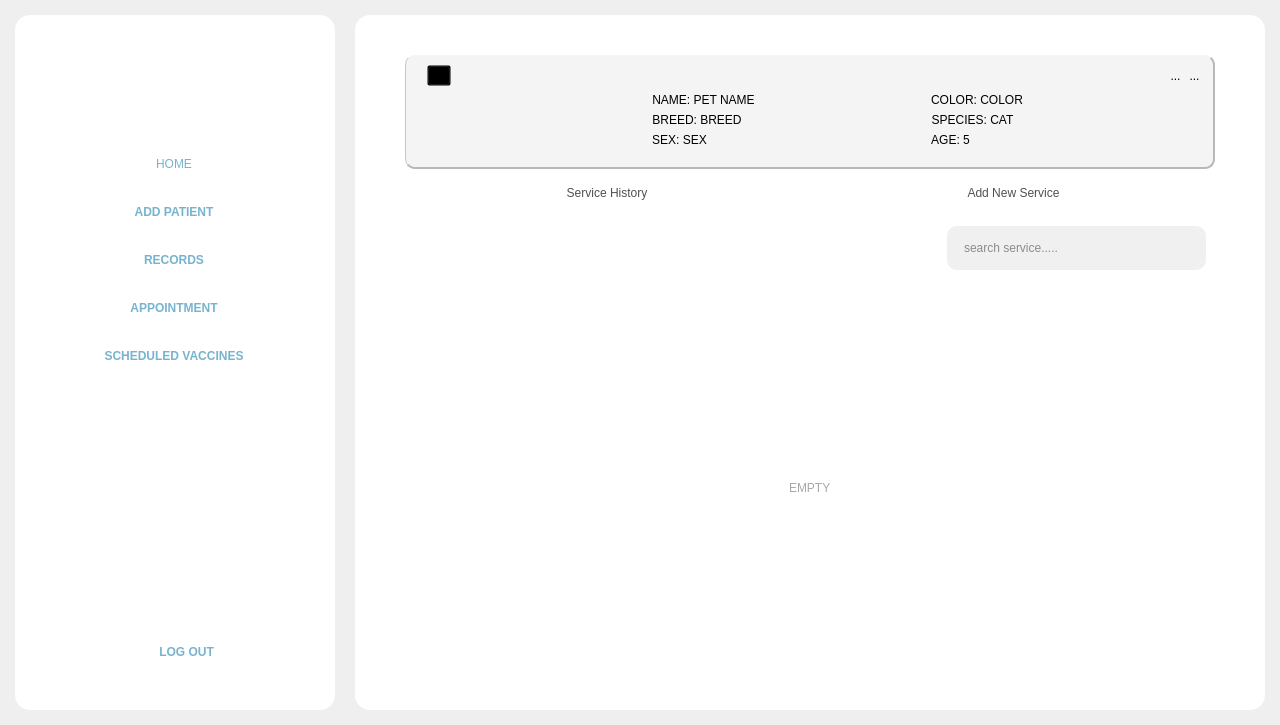
Qt form Frontend/Home.ui (DreddVDomasian/Petmate-Desktop-Application) before a commit.
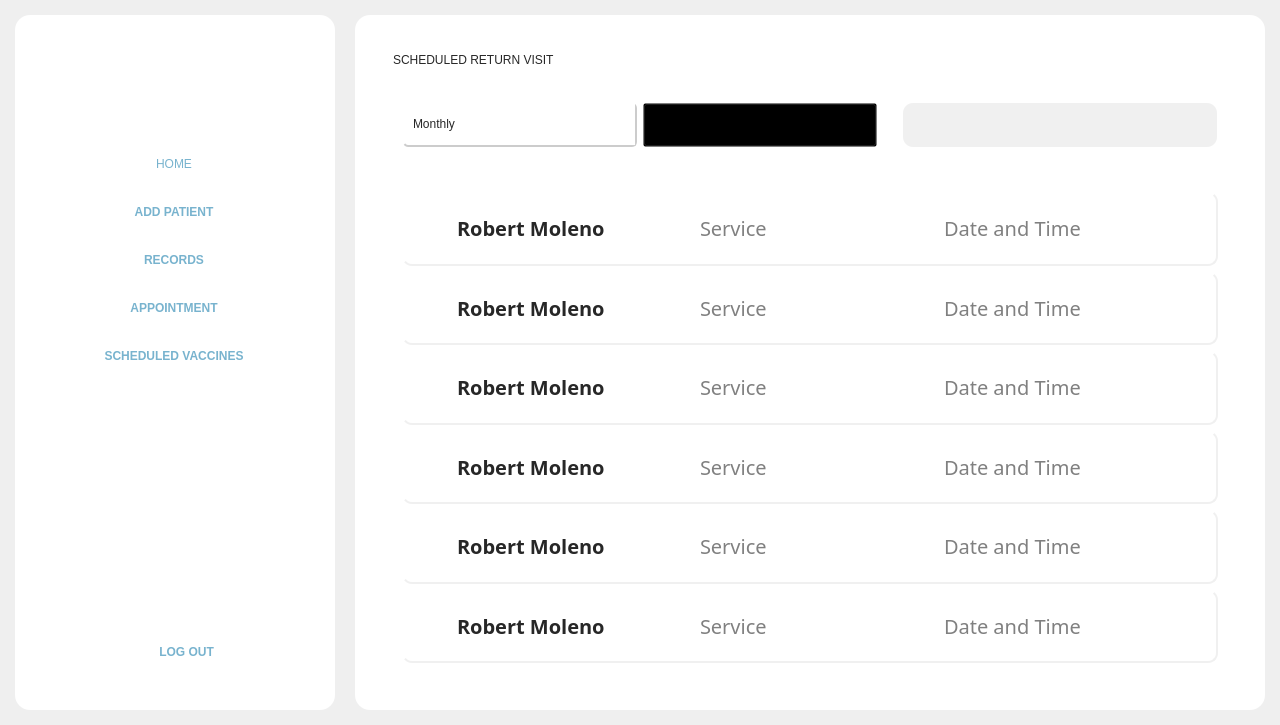
The same form after that commit. The open tabs and pages were chosen to show the change. Icons and pictures are not drawn.

Commit message: schedCard/Schedule Return

Diff of the .ui file:
```diff
--- a/Frontend/Home.ui
+++ b/Frontend/Home.ui
@@ -591,7 +591,7 @@
           <enum>QFrame::NoFrame</enum>
          </property>
          <property name="currentIndex">
-          <number>8</number>
+          <number>9</number>
          </property>
          <widget class="QWidget" name="homepage">
           <property name="styleSheet">
@@ -8091,8 +8091,8 @@
                       <rect>
                        <x>0</x>
                        <y>0</y>
-                       <width>810</width>
-                       <height>314</height>
+                       <width>106</width>
+                       <height>55</height>
                       </rect>
                      </property>
                      <layout class="QVBoxLayout" name="verticalLayout_53">
@@ -8828,6 +8828,1043 @@
            </item>
           </layout>
          </widget>
+         <widget class="QWidget" name="page">
+          <layout class="QVBoxLayout" name="verticalLayout_61">
+           <item>
+            <widget class="QFrame" name="schedFrame">
+             <property name="styleSheet">
+              <string notr="true">background-color: transparent;</string>
+             </property>
+             <property name="frameShape">
+              <enum>QFrame::StyledPanel</enum>
+             </property>
+             <property name="frameShadow">
+              <enum>QFrame::Raised</enum>
+             </property>
+             <layout class="QVBoxLayout" name="verticalLayout_62">
+              <item>
+               <widget class="QFrame" name="frame_70">
+                <property name="styleSheet">
+                 <string notr="true">background-color: transparent;</string>
+                </property>
+                <property name="frameShape">
+                 <enum>QFrame::StyledPanel</enum>
+                </property>
+                <property name="frameShadow">
+                 <enum>QFrame::Raised</enum>
+                </property>
+                <layout class="QHBoxLayout" name="horizontalLayout_65">
+                 <item>
+                  <widget class="QLabel" name="label_140">
+                   <property name="sizePolicy">
+                    <sizepolicy hsizetype="Expanding" vsizetype="Fixed">
+                     <horstretch>0</horstretch>
+                     <verstretch>0</verstretch>
+                    </sizepolicy>
+                   </property>
+                   <property name="styleSheet">
+                    <string notr="true">font:Bold 25pt &quot;Rubik Mono One&quot;;
+color:rgb(39, 39, 39);
+</string>
+                   </property>
+                   <property name="text">
+                    <string>SCHEDULED RETURN VISIT</string>
+                   </property>
+                  </widget>
+                 </item>
+                 <item>
+                  <widget class="QLabel" name="label_141">
+                   <property name="maximumSize">
+                    <size>
+                     <width>140</width>
+                     <height>60</height>
+                    </size>
+                   </property>
+                   <property name="text">
+                    <string/>
+                   </property>
+                   <property name="pixmap">
+                    <pixmap resource="resource.qrc">:/images/image/petmateLogo.png</pixmap>
+                   </property>
+                   <property name="scaledContents">
+                    <bool>true</bool>
+                   </property>
+                  </widget>
+                 </item>
+                </layout>
+               </widget>
+              </item>
+              <item>
+               <widget class="QFrame" name="frame_71">
+                <property name="styleSheet">
+                 <string notr="true">background-color: transparent;
+</string>
+                </property>
+                <property name="frameShape">
+                 <enum>QFrame::StyledPanel</enum>
+                </property>
+                <property name="frameShadow">
+                 <enum>QFrame::Raised</enum>
+                </property>
+                <layout class="QHBoxLayout" name="horizontalLayout_72">
+                 <item alignment="Qt::AlignLeft">
+                  <widget class="QFrame" name="frame_80">
+                   <property name="frameShape">
+                    <enum>QFrame::StyledPanel</enum>
+                   </property>
+                   <property name="frameShadow">
+                    <enum>QFrame::Raised</enum>
+                   </property>
+                   <layout class="QHBoxLayout" name="horizontalLayout_75">
+                    <item>
+                     <widget class="QComboBox" name="comboBox">
+                      <property name="sizePolicy">
+                       <sizepolicy hsizetype="Expanding" vsizetype="Fixed">
+                        <horstretch>0</horstretch>
+                        <verstretch>0</verstretch>
+                       </sizepolicy>
+                      </property>
+                      <property name="minimumSize">
+                       <size>
+                        <width>234</width>
+                        <height>44</height>
+                       </size>
+                      </property>
+                      <property name="styleSheet">
+                       <string notr="true">QComboBox {
+    border-right: 2px solid #cccccc;
+    border-bottom: 2px solid #cccccc;
+    border-radius: 5px;
+	font: 57 12pt &quot;Montserrat Medium&quot;;
+	color:rgb(39, 39, 39);
+	padding-left: 10px;
+
+}
+
+QComboBox::drop-down {
+    background-color: white;
+    border: none;
+}
+
+QComboBox::down-arrow {
+    image: url(:/Icons/Icons/downArrow.png);
+    width: 12px;
+    height: 12px;
+    padding-right: 10px;
+}
+
+/* Dropdown list */
+QComboBox QAbstractItemView {
+    background-color: white;
+    selection-background-color: rgb(193, 193, 193); 
+    selection-color: black;
+    font: 63 12pt &quot;Montserrat SemiBold&quot;;
+    outline: none;
+	border:1px solid rgb(209, 209, 209);
+}
+
+/* List items */
+QComboBox QAbstractItemView::item {
+    background-color: white;
+    color: black;
+    height: 25px;
+    font: 63 12pt &quot;Montserrat SemiBold&quot;;
+}
+
+QComboBox QAbstractItemView::item:hover {
+    background-color: rgb(193, 193, 193);
+    color: black;
+}
+
+/* Scrollbar inside dropdown */
+QComboBox QAbstractItemView QScrollBar:vertical {
+    background-color: transparent; /* or set a solid color */
+    width: 10px;
+    border: none;
+}
+
+QComboBox QAbstractItemView QScrollBar::handle:vertical {
+    background-color: rgb(129, 191, 218);
+    border-radius: 5px;
+    min-height: 120px;
+}
+
+QComboBox QAbstractItemView QScrollBar::handle:vertical:hover {
+    background-color: rgb(86, 127, 145);
+}
+
+QComboBox QAbstractItemView QScrollBar::add-line:vertical,
+QComboBox QAbstractItemView QScrollBar::sub-line:vertical {
+    height: 0px;
+    background: none;
+    border: none;
+}
+
+QComboBox QAbstractItemView QScrollBar::groove:vertical {
+    background: transparent;
+    outline: none;
+    border: none;
+}
+QComboBox QAbstractItemView QScrollBar,
+QComboBox QAbstractItemView QScrollBar::handle,
+QComboBox QAbstractItemView QScrollBar::groove {
+    outline: none;
+    border: none;
+}
+
+QComboBox QLineEdit {
+    font: 63 12pt &quot;Montserrat SemiBold&quot;;
+    color: rgb(39, 39, 39);
+    border: none; /* optional para di mag mukhang double border */
+    background: transparent;
+}</string>
+                      </property>
+                      <property name="currentText">
+                       <string>Monthly</string>
+                      </property>
+                      <item>
+                       <property name="text">
+                        <string>Monthly</string>
+                       </property>
+                      </item>
+                     </widget>
+                    </item>
+                    <item>
+                     <widget class="QComboBox" name="comboBox_2">
+                      <property name="sizePolicy">
+                       <sizepolicy hsizetype="Expanding" vsizetype="Fixed">
+                        <horstretch>0</horstretch>
+                        <verstretch>0</verstretch>
+                       </sizepolicy>
+                      </property>
+                      <property name="minimumSize">
+                       <size>
+                        <width>234</width>
+                        <height>44</height>
+                       </size>
+                      </property>
+                      <property name="styleSheet">
+                       <string notr="true">QComboBox {
+    border-right: 2px solid #cccccc;
+    border-bottom: 2px solid #cccccc;
+    border-radius: 5px;
+	font: 57 12pt &quot;Montserrat Medium&quot;;
+	color:rgb(39, 39, 39);
+	padding-left: 10px;
+
+}
+
+QComboBox::drop-down {
+    background-color: white;
+    border: none;
+}
+
+QComboBox::down-arrow {
+    image: url(:/Icons/Icons/downArrow.png);
+    width: 12px;
+    height: 12px;
+    padding-right: 10px;
+}
+
+/* Dropdown list */
+QComboBox QAbstractItemView {
+    background-color: white;
+    selection-background-color: rgb(193, 193, 193); 
+    selection-color: black;
+    font: 63 12pt &quot;Montserrat SemiBold&quot;;
+    outline: none;
+	border:1px solid rgb(209, 209, 209);
+}
+
+/* List items */
+QComboBox QAbstractItemView::item {
+    background-color: white;
+    color: black;
+    height: 25px;
+    font: 63 12pt &quot;Montserrat SemiBold&quot;;
+}
+
+QComboBox QAbstractItemView::item:hover {
+    background-color: rgb(193, 193, 193);
+    color: black;
+}
+
+/* Scrollbar inside dropdown */
+QComboBox QAbstractItemView QScrollBar:vertical {
+    background-color: transparent; /* or set a solid color */
+    width: 10px;
+    border: none;
+}
+
+QComboBox QAbstractItemView QScrollBar::handle:vertical {
+    background-color: rgb(129, 191, 218);
+    border-radius: 5px;
+    min-height: 120px;
+}
+
+QComboBox QAbstractItemView QScrollBar::handle:vertical:hover {
+    background-color: rgb(86, 127, 145);
+}
+
+QComboBox QAbstractItemView QScrollBar::add-line:vertical,
+QComboBox QAbstractItemView QScrollBar::sub-line:vertical {
+    height: 0px;
+    background: none;
+    border: none;
+}
+
+QComboBox QAbstractItemView QScrollBar::groove:vertical {
+    background: transparent;
+    outline: none;
+    border: none;
+}
+QComboBox QAbstractItemView QScrollBar,
+QComboBox QAbstractItemView QScrollBar::handle,
+QComboBox QAbstractItemView QScrollBar::groove {
+    outline: none;
+    border: none;
+}
+
+QComboBox QLineEdit {
+    font: 63 12pt &quot;Montserrat SemiBold&quot;;
+    color: rgb(39, 39, 39);
+    border: none; /* optional para di mag mukhang double border */
+    background: transparent;
+}font: 14px &quot;Montserrat&quot;;
+color: #272727;</string>
+                      </property>
+                      <property name="currentText">
+                       <string>Weekly/Daily</string>
+                      </property>
+                      <item>
+                       <property name="text">
+                        <string>Weekly/Daily</string>
+                       </property>
+                      </item>
+                     </widget>
+                    </item>
+                   </layout>
+                  </widget>
+                 </item>
+                 <item alignment="Qt::AlignTop">
+                  <widget class="QFrame" name="frame_78">
+                   <property name="frameShape">
+                    <enum>QFrame::StyledPanel</enum>
+                   </property>
+                   <property name="frameShadow">
+                    <enum>QFrame::Raised</enum>
+                   </property>
+                   <layout class="QHBoxLayout" name="horizontalLayout_73">
+                    <property name="spacing">
+                     <number>0</number>
+                    </property>
+                    <item>
+                     <widget class="QLineEdit" name="lineEdit_9">
+                      <property name="sizePolicy">
+                       <sizepolicy hsizetype="Preferred" vsizetype="Preferred">
+                        <horstretch>0</horstretch>
+                        <verstretch>0</verstretch>
+                       </sizepolicy>
+                      </property>
+                      <property name="minimumSize">
+                       <size>
+                        <width>234</width>
+                        <height>44</height>
+                       </size>
+                      </property>
+                      <property name="styleSheet">
+                       <string notr="true">#lineEdit_9 {
+    background-color: #F0F0F0;
+    border-top-left-radius: 10px;
+ 	border-bottom-left-radius: 10px;
+    font: 57 12pt &quot;Montserrat Medium&quot;;
+    color: rgb(39, 39, 39);
+    padding-left: 15px;
+    border: none;
+}
+
+</string>
+                      </property>
+                      <property name="text">
+                       <string/>
+                      </property>
+                     </widget>
+                    </item>
+                    <item>
+                     <widget class="QFrame" name="frame_79">
+                      <property name="styleSheet">
+                       <string notr="true">QFrame#frame_79{
+background-color: #F0F0F0;
+border-top-right-radius:10px;
+border-bottom-right-radius:10px;
+}
+</string>
+                      </property>
+                      <property name="frameShape">
+                       <enum>QFrame::StyledPanel</enum>
+                      </property>
+                      <property name="frameShadow">
+                       <enum>QFrame::Raised</enum>
+                      </property>
+                      <layout class="QVBoxLayout" name="verticalLayout_65">
+                       <property name="spacing">
+                        <number>0</number>
+                       </property>
+                       <property name="leftMargin">
+                        <number>0</number>
+                       </property>
+                       <item>
+                        <widget class="QLabel" name="label_172">
+                         <property name="maximumSize">
+                          <size>
+                           <width>24</width>
+                           <height>24</height>
+                          </size>
+                         </property>
+                         <property name="text">
+                          <string/>
+                         </property>
+                         <property name="pixmap">
+                          <pixmap resource="resource.qrc">:/Icons/Icons/searchIcon.png</pixmap>
+                         </property>
+                         <property name="scaledContents">
+                          <bool>true</bool>
+                         </property>
+                        </widget>
+                       </item>
+                      </layout>
+                     </widget>
+                    </item>
+                   </layout>
+                  </widget>
+                 </item>
+                </layout>
+               </widget>
+              </item>
+              <item>
+               <widget class="QFrame" name="frame_72">
+                <property name="styleSheet">
+                 <string notr="true">background-color: transparent;</string>
+                </property>
+                <property name="frameShape">
+                 <enum>QFrame::StyledPanel</enum>
+                </property>
+                <property name="frameShadow">
+                 <enum>QFrame::Raised</enum>
+                </property>
+                <layout class="QVBoxLayout" name="verticalLayout_63">
+                 <item>
+                  <widget class="QScrollArea" name="scrollArea_5">
+                   <property name="styleSheet">
+                    <string notr="true">border:none;</string>
+                   </property>
+                   <property name="widgetResizable">
+                    <bool>true</bool>
+                   </property>
+                   <widget class="QWidget" name="scrollAreaWidgetContents_7">
+                    <property name="geometry">
+                     <rect>
+                      <x>0</x>
+                      <y>-30</y>
+                      <width>797</width>
+                      <height>441</height>
+                     </rect>
+                    </property>
+                    <layout class="QVBoxLayout" name="verticalLayout_64">
+                     <item>
+                      <widget class="QFrame" name="frame_69">
+                       <property name="styleSheet">
+                        <string notr="true">#frame_69{
+	border-right: 2px solid #f0f0f0;
+    border-bottom: 2px solid #f0f0f0;
+    border-radius: 10px;
+}
+#frame_69:hover{
+background-color:rgb(230, 230, 230);
+}</string>
+                       </property>
+                       <property name="frameShape">
+                        <enum>QFrame::StyledPanel</enum>
+                       </property>
+                       <property name="frameShadow">
+                        <enum>QFrame::Raised</enum>
+                       </property>
+                       <layout class="QHBoxLayout" name="horizontalLayout_66">
+                        <item>
+                         <widget class="QLabel" name="label_142">
+                          <property name="maximumSize">
+                           <size>
+                            <width>40</width>
+                            <height>40</height>
+                           </size>
+                          </property>
+                          <property name="text">
+                           <string/>
+                          </property>
+                          <property name="pixmap">
+                           <pixmap resource="resource.qrc">:/Icons/Icons/UserIcon.png</pixmap>
+                          </property>
+                          <property name="scaledContents">
+                           <bool>true</bool>
+                          </property>
+                         </widget>
+                        </item>
+                        <item>
+                         <widget class="QLabel" name="label_143">
+                          <property name="styleSheet">
+                           <string notr="true">color: #272727;
+font: bold 20px Montserrat;
+</string>
+                          </property>
+                          <property name="text">
+                           <string>Robert Moleno</string>
+                          </property>
+                          <property name="margin">
+                           <number>0</number>
+                          </property>
+                         </widget>
+                        </item>
+                        <item>
+                         <widget class="QLabel" name="label_145">
+                          <property name="styleSheet">
+                           <string notr="true">color: gray;
+font: 20px Montserrat;</string>
+                          </property>
+                          <property name="text">
+                           <string>Service</string>
+                          </property>
+                         </widget>
+                        </item>
+                        <item>
+                         <widget class="QLabel" name="label_144">
+                          <property name="styleSheet">
+                           <string notr="true">color: gray;
+font: 20px Montserrat;</string>
+                          </property>
+                          <property name="text">
+                           <string>Date and Time</string>
+                          </property>
+                         </widget>
+                        </item>
+                        <item>
+                         <widget class="QLabel" name="label_146">
+                          <property name="maximumSize">
+                           <size>
+                            <width>20</width>
+                            <height>20</height>
+                           </size>
+                          </property>
+                          <property name="text">
+                           <string/>
+                          </property>
+                          <property name="pixmap">
+                           <pixmap resource="resource.qrc">:/Icons/Icons/delete.png</pixmap>
+                          </property>
+                          <property name="scaledContents">
+                           <bool>true</bool>
+                          </property>
+                         </widget>
+                        </item>
+                       </layout>
+                      </widget>
+                     </item>
+                     <item>
+                      <widget class="QFrame" name="frame_73">
+                       <property name="styleSheet">
+                        <string notr="true">#frame_73{
+	border-right: 2px solid #f0f0f0;
+    border-bottom: 2px solid #f0f0f0;
+    border-radius: 10px;
+}
+#frame_73:hover{
+background-color:rgb(230, 230, 230);
+}</string>
+                       </property>
+                       <property name="frameShape">
+                        <enum>QFrame::StyledPanel</enum>
+                       </property>
+                       <property name="frameShadow">
+                        <enum>QFrame::Raised</enum>
+                       </property>
+                       <layout class="QHBoxLayout" name="horizontalLayout_67">
+                        <item>
+                         <widget class="QLabel" name="label_147">
+                          <property name="maximumSize">
+                           <size>
+                            <width>40</width>
+                            <height>40</height>
+                           </size>
+                          </property>
+                          <property name="text">
+                           <string/>
+                          </property>
+                          <property name="pixmap">
+                           <pixmap resource="resource.qrc">:/Icons/Icons/UserIcon.png</pixmap>
+                          </property>
+                          <property name="scaledContents">
+                           <bool>true</bool>
+                          </property>
+                         </widget>
+                        </item>
+                        <item>
+                         <widget class="QLabel" name="label_148">
+                          <property name="styleSheet">
+                           <string notr="true">color: #272727;
+font: bold 20px Montserrat;
+</string>
+                          </property>
+                          <property name="text">
+                           <string>Robert Moleno</string>
+                          </property>
+                          <property name="margin">
+                           <number>0</number>
+                          </property>
+                         </widget>
+                        </item>
+                        <item>
+                         <widget class="QLabel" name="label_151">
+                          <property name="styleSheet">
+                           <string notr="true">color: gray;
+font: 20px Montserrat;</string>
+                          </property>
+                          <property name="text">
+                           <string>Service</string>
+                          </property>
+                         </widget>
+                        </item>
+                        <item>
+                         <widget class="QLabel" name="label_149">
+                          <property name="styleSheet">
+                           <string notr="true">color: gray;
+font: 20px Montserrat;</string>
+                          </property>
+                          <property name="text">
+                           <string>Date and Time</string>
+                          </property>
+                         </widget>
+                        </item>
+                        <item>
+                         <widget class="QLabel" name="label_150">
+                          <property name="maximumSize">
+                           <size>
+                            <width>20</width>
+                            <height>20</height>
+                           </size>
+                          </property>
+                          <property name="text">
+                           <string/>
+                          </property>
+                          <property name="pixmap">
+                           <pixmap resource="resource.qrc">:/Icons/Icons/delete.png</pixmap>
+                          </property>
+                          <property name="scaledContents">
+                           <bool>true</bool>
+                          </property>
+                         </widget>
+                        </item>
+                       </layout>
+                      </widget>
+                     </item>
+                     <item>
+                      <widget class="QFrame" name="frame_74">
+                       <property name="styleSheet">
+                        <string notr="true">#frame_74{
+	border-right: 2px solid #f0f0f0;
+    border-bottom: 2px solid #f0f0f0;
+    border-radius: 10px;
+}
+#frame_74:hover{
+background-color:rgb(230, 230, 230);
+}</string>
+                       </property>
+                       <property name="frameShape">
+                        <enum>QFrame::StyledPanel</enum>
+                       </property>
+                       <property name="frameShadow">
+                        <enum>QFrame::Raised</enum>
+                       </property>
+                       <layout class="QHBoxLayout" name="horizontalLayout_68">
+                        <item>
+                         <widget class="QLabel" name="label_152">
+                          <property name="maximumSize">
+                           <size>
+                            <width>40</width>
+                            <height>40</height>
+                           </size>
+                          </property>
+                          <property name="text">
+                           <string/>
+                          </property>
+                          <property name="pixmap">
+                           <pixmap resource="resource.qrc">:/Icons/Icons/UserIcon.png</pixmap>
+                          </property>
+                          <property name="scaledContents">
+                           <bool>true</bool>
+                          </property>
+                         </widget>
+                        </item>
+                        <item>
+                         <widget class="QLabel" name="label_153">
+                          <property name="styleSheet">
+                           <string notr="true">color: #272727;
+font: bold 20px Montserrat;
+</string>
+                          </property>
+                          <property name="text">
+                           <string>Robert Moleno</string>
+                          </property>
+                          <property name="margin">
+                           <number>0</number>
+                          </property>
+                         </widget>
+                        </item>
+                        <item>
+                         <widget class="QLabel" name="label_156">
+                          <property name="styleSheet">
+                           <string notr="true">color: gray;
+font: 20px Montserrat;</string>
+                          </property>
+                          <property name="text">
+                           <string>Service</string>
+                          </property>
+                         </widget>
+                        </item>
+                        <item>
+                         <widget class="QLabel" name="label_154">
+                          <property name="styleSheet">
+                           <string notr="true">color: gray;
+font: 20px Montserrat;</string>
+                          </property>
+                          <property name="text">
+                           <string>Date and Time</string>
+                          </property>
+                         </widget>
+                        </item>
+                        <item>
+                         <widget class="QLabel" name="label_155">
+                          <property name="maximumSize">
+                           <size>
+                            <width>20</width>
+                            <height>20</height>
+                           </size>
+                          </property>
+                          <property name="text">
+                           <string/>
+                          </property>
+                          <property name="pixmap">
+                           <pixmap resource="resource.qrc">:/Icons/Icons/delete.png</pixmap>
+                          </property>
+                          <property name="scaledContents">
+                           <bool>true</bool>
+                          </property>
+                         </widget>
+                        </item>
+                       </layout>
+                      </widget>
+                     </item>
+                     <item>
+                      <widget class="QFrame" name="frame_75">
+                       <property name="styleSheet">
+                        <string notr="true">#frame_75{
+	border-right: 2px solid #f0f0f0;
+    border-bottom: 2px solid #f0f0f0;
+    border-radius: 10px;
+}
+#frame_75:hover{
+background-color:rgb(230, 230, 230);
+}</string>
+                       </property>
+                       <property name="frameShape">
+                        <enum>QFrame::StyledPanel</enum>
+                       </property>
+                       <property name="frameShadow">
+                        <enum>QFrame::Raised</enum>
+                       </property>
+                       <layout class="QHBoxLayout" name="horizontalLayout_69">
+                        <item>
+                         <widget class="QLabel" name="label_162">
+                          <property name="maximumSize">
+                           <size>
+                            <width>40</width>
+                            <height>40</height>
+                           </size>
+                          </property>
+                          <property name="text">
+                           <string/>
+                          </property>
+                          <property name="pixmap">
+                           <pixmap resource="resource.qrc">:/Icons/Icons/UserIcon.png</pixmap>
+                          </property>
+                          <property name="scaledContents">
+                           <bool>true</bool>
+                          </property>
+                         </widget>
+                        </item>
+                        <item>
+                         <widget class="QLabel" name="label_163">
+                          <property name="styleSheet">
+                           <string notr="true">color: #272727;
+font: bold 20px Montserrat;
+</string>
+                          </property>
+                          <property name="text">
+                           <string>Robert Moleno</string>
+                          </property>
+                          <property name="margin">
+                           <number>0</number>
+                          </property>
+                         </widget>
+                        </item>
+                        <item>
+                         <widget class="QLabel" name="label_166">
+                          <property name="styleSheet">
+                           <string notr="true">color: gray;
+font: 20px Montserrat;</string>
+                          </property>
+                          <property name="text">
+                           <string>Service</string>
+                          </property>
+                         </widget>
+                        </item>
+                        <item>
+                         <widget class="QLabel" name="label_164">
+                          <property name="styleSheet">
+                           <string notr="true">color: gray;
+font: 20px Montserrat;</string>
+                          </property>
+                          <property name="text">
+                           <string>Date and Time</string>
+                          </property>
+                         </widget>
+                        </item>
+                        <item>
+                         <widget class="QLabel" name="label_165">
+                          <property name="maximumSize">
+                           <size>
+                            <width>20</width>
+                            <height>20</height>
+                           </size>
+                          </property>
+                          <property name="text">
+                           <string/>
+                          </property>
+                          <property name="pixmap">
+                           <pixmap resource="resource.qrc">:/Icons/Icons/delete.png</pixmap>
+                          </property>
+                          <property name="scaledContents">
+                           <bool>true</bool>
+                          </property>
+                         </widget>
+                        </item>
+                       </layout>
+                      </widget>
+                     </item>
+                     <item>
+                      <widget class="QFrame" name="frame_76">
+                       <property name="styleSheet">
+                        <string notr="true">#frame_76{
+	border-right: 2px solid #f0f0f0;
+    border-bottom: 2px solid #f0f0f0;
+    border-radius: 10px;
+}
+#frame_76:hover{
+background-color:rgb(230, 230, 230);
+}</string>
+                       </property>
+                       <property name="frameShape">
+                        <enum>QFrame::StyledPanel</enum>
+                       </property>
+                       <property name="frameShadow">
+                        <enum>QFrame::Raised</enum>
+                       </property>
+                       <layout class="QHBoxLayout" name="horizontalLayout_70">
+                        <item>
+                         <widget class="QLabel" name="label_167">
+                          <property name="maximumSize">
+                           <size>
+                            <width>40</width>
+                            <height>40</height>
+                           </size>
+                          </property>
+                          <property name="text">
+                           <string/>
+                          </property>
+                          <property name="pixmap">
+                           <pixmap resource="resource.qrc">:/Icons/Icons/UserIcon.png</pixmap>
+                          </property>
+                          <property name="scaledContents">
+                           <bool>true</bool>
+                          </property>
+                         </widget>
+                        </item>
+                        <item>
+                         <widget class="QLabel" name="label_168">
+                          <property name="styleSheet">
+                           <string notr="true">color: #272727;
+font: bold 20px Montserrat;
+</string>
+                          </property>
+                          <property name="text">
+                           <string>Robert Moleno</string>
+                          </property>
+                          <property name="margin">
+                           <number>0</number>
+                          </property>
+                         </widget>
+                        </item>
+                        <item>
+                         <widget class="QLabel" name="label_171">
+                          <property name="styleSheet">
+                           <string notr="true">color: gray;
+font: 20px Montserrat;</string>
+                          </property>
+                          <property name="text">
+                           <string>Service</string>
+                          </property>
+                         </widget>
+                        </item>
+                        <item>
+                         <widget class="QLabel" name="label_169">
+                          <property name="styleSheet">
+                           <string notr="true">color: gray;
+font: 20px Montserrat;</string>
+                          </property>
+                          <property name="text">
+                           <string>Date and Time</string>
+                          </property>
+                         </widget>
+                        </item>
+                        <item>
+                         <widget class="QLabel" name="label_170">
+                          <property name="maximumSize">
+                           <size>
+                            <width>20</width>
+                            <height>20</height>
+                           </size>
+                          </property>
+                          <property name="text">
+                           <string/>
+                          </property>
+                          <property name="pixmap">
+                           <pixmap resource="resource.qrc">:/Icons/Icons/delete.png</pixmap>
+                          </property>
+                          <property name="scaledContents">
+                           <bool>true</bool>
+                          </property>
+                         </widget>
+                        </item>
+                       </layout>
+                      </widget>
+                     </item>
+                     <item>
+                      <widget class="QFrame" name="frame_77">
+                       <property name="styleSheet">
+                        <string notr="true">#frame_77{
+	border-right: 2px solid #f0f0f0;
+    border-bottom: 2px solid #f0f0f0;
+    border-radius: 10px;
+}
+#frame_77:hover{
+background-color:rgb(230, 230, 230);
+}</string>
+                       </property>
+                       <property name="frameShape">
+                        <enum>QFrame::StyledPanel</enum>
+                       </property>
+                       <property name="frameShadow">
+                        <enum>QFrame::Raised</enum>
+                       </property>
+                       <layout class="QHBoxLayout" name="horizontalLayout_71">
+                        <item>
+                         <widget class="QLabel" name="label_174">
+                          <property name="maximumSize">
+                           <size>
+                            <width>40</width>
+                            <height>40</height>
+                           </size>
+                          </property>
+                          <property name="text">
+                           <string/>
+                          </property>
+                          <property name="pixmap">
+                           <pixmap resource="resource.qrc">:/Icons/Icons/UserIcon.png</pixmap>
+                          </property>
+                          <property name="scaledContents">
+                           <bool>true</bool>
+                          </property>
+                         </widget>
+                        </item>
+                        <item>
+                         <widget class="QLabel" name="label_175">
+                          <property name="styleSheet">
+                           <string notr="true">color: #272727;
+font: bold 20px Montserrat;
+</string>
+                          </property>
+                          <property name="text">
+                           <string>Robert Moleno</string>
+                          </property>
+                          <property name="margin">
+                           <number>0</number>
+                          </property>
+                         </widget>
+                        </item>
+                        <item>
+                         <widget class="QLabel" name="label_178">
+                          <property name="styleSheet">
+                           <string notr="true">color: gray;
+font: 20px Montserrat;</string>
+                          </property>
+                          <property name="text">
+                           <string>Service</string>
+                          </property>
+                         </widget>
+                        </item>
+                        <item>
+                         <widget class="QLabel" name="label_176">
+                          <property name="styleSheet">
+                           <string notr="true">color: gray;
+font: 20px Montserrat;</string>
+                          </property>
+                          <property name="text">
+                           <string>Date and Time</string>
+                          </property>
+                         </widget>
+                        </item>
+                        <item>
+                         <widget class="QLabel" name="label_177">
+                          <property name="maximumSize">
+                           <size>
+                            <width>20</width>
+                            <height>20</height>
+                           </size>
+                          </property>
+                          <property name="text">
+                           <string/>
+                          </property>
+                          <property name="pixmap">
+                           <pixmap resource="resource.qrc">:/Icons/Icons/delete.png</pixmap>
+                          </property>
+                          <property name="scaledContents">
+                           <bool>true</bool>
+                          </property>
+                         </widget>
+                        </item>
+                       </layout>
+                      </widget>
+                     </item>
+                    </layout>
+                   </widget>
+                  </widget>
+                 </item>
+                </layout>
+               </widget>
+              </item>
+             </layout>
+            </widget>
+           </item>
+          </layout>
+         </widget>
         </widget>
        </item>
       </layout>
```
Left out of the diff: 18 changed lines with no effect on the pictures. The commit also changes 2 other files.
